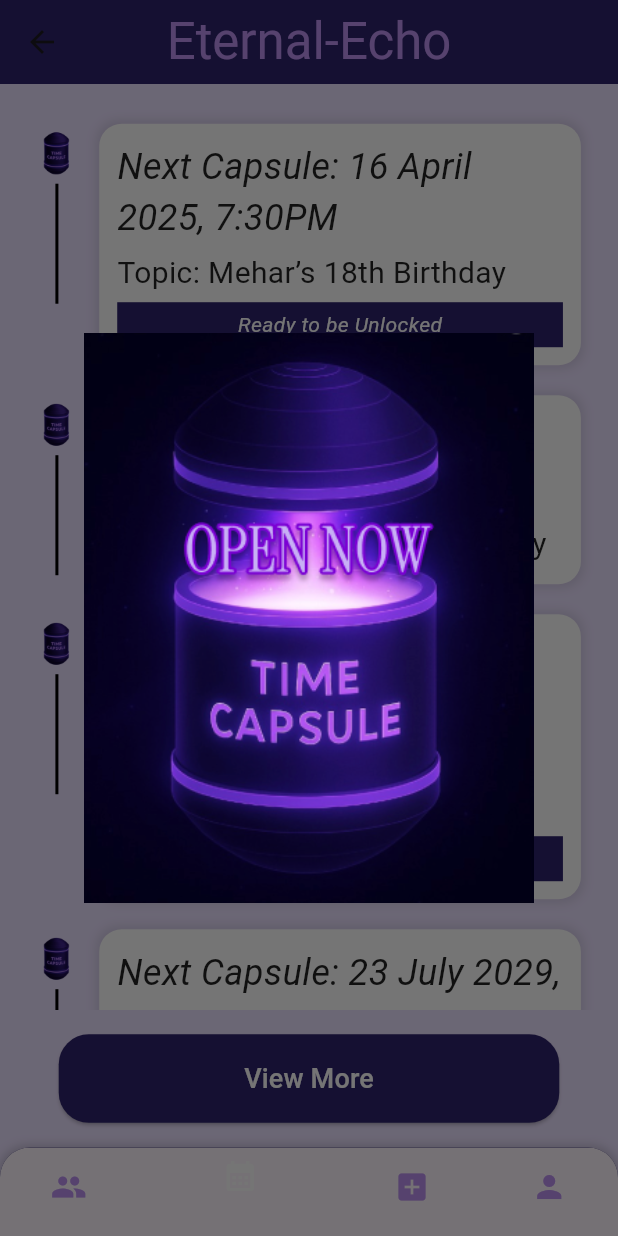
After one commit to meharkp7/eternal-echo, a Flutter app: the SettingsScreen screen opened directly, item 2 of the bottom bar chosen, after a tap on "Ready to be Unlocked", on a phone screen of 412 x 824 dp. The commit adds this screen. Run offline on Flutter 3.47's test engine with Material 3 defaults, Android fonts, the phone set to English and light mode, and no system bars; Roboto replaces fonts that are missing (Italianno).

Commit message:
frontend done

```diff
--- a/eternal_echo_frontend/lib/home.dart
+++ b/eternal_echo_frontend/lib/home.dart
@@ -1,4 +1,6 @@
 import 'package:flutter/material.dart';
+import 'timeline.dart';
+import 'settings.dart';
 
 class HomeScreen extends StatefulWidget {
   const HomeScreen({super.key});
@@ -11,9 +13,18 @@ class _HomeScreenState extends State<HomeScreen> {
   int _selectedIndex = 0;
 
   void _onItemTapped(int index) {
-    setState(() {
-      _selectedIndex = index;
-    });
+    if (index == _selectedIndex) return;
+    if (index == 1) {
+      Navigator.pushReplacement(
+        context,
+        MaterialPageRoute(builder: (context) => const TimelineScreen()),
+      );
+    } else if (index == 3) {
+      Navigator.pushReplacement(
+        context,
+        MaterialPageRoute(builder: (context) => const SettingsScreen()),
+      );
+    }
   }
 
   @override
@@ -29,9 +40,7 @@ class _HomeScreenState extends State<HomeScreen> {
             width: double.infinity,
             decoration: const BoxDecoration(
               color: Color(0xFF2E236C),
-              borderRadius: BorderRadius.vertical(
-                bottom: Radius.circular(20),
-              ),
+              borderRadius: BorderRadius.vertical(bottom: Radius.circular(20)),
             ),
             child: Column(
               mainAxisAlignment: MainAxisAlignment.center,
@@ -61,9 +70,7 @@ class _HomeScreenState extends State<HomeScreen> {
               ],
             ),
           ),
-
           SizedBox(height: screenHeight * 0.03),
-
           Padding(
             padding: EdgeInsets.symmetric(horizontal: screenWidth * 0.08),
             child: Container(
@@ -83,16 +90,13 @@ class _HomeScreenState extends State<HomeScreen> {
                 mainAxisSize: MainAxisSize.min,
                 crossAxisAlignment: CrossAxisAlignment.start,
                 children: [
-                  ListTile(
+                  const ListTile(
                     leading: CircleAvatar(
-                      backgroundColor: Colors.grey.shade300,
-                      child: const Icon(Icons.person, color: Colors.black),
+                      backgroundColor: Colors.grey,
+                      child: Icon(Icons.person, color: Colors.black),
                     ),
-                    title: const Text(
-                      "Shreya Saini",
-                      style: TextStyle(fontWeight: FontWeight.bold),
-                    ),
-                    subtitle: const Text("6 April 2025"),
+                    title: Text("Shreya Saini", style: TextStyle(fontWeight: FontWeight.bold)),
+                    subtitle: Text("6 April 2025"),
                   ),
                   const Padding(
                     padding: EdgeInsets.symmetric(horizontal: 16.0),
@@ -134,10 +138,15 @@ class _HomeScreenState extends State<HomeScreen> {
               ),
             ),
           ),
+          const Spacer(),
+          _buildBottomNavBar(),
+        ],
+      ),
+    );
+  }
 
-          const Spacer(),
-
-          Container(
+  Widget _buildBottomNavBar() {
+    return Container(
       decoration: BoxDecoration(
         color: const Color(0xFF2E236C),
         borderRadius: const BorderRadius.vertical(top: Radius.circular(20)),
@@ -159,27 +168,12 @@ class _HomeScreenState extends State<HomeScreen> {
           onTap: _onItemTapped,
           elevation: 0,
           items: const [
-                  BottomNavigationBarItem(
-                    icon: Icon(Icons.group),
-                    label: '',
-                  ),
-                  BottomNavigationBarItem(
-                    icon: Icon(Icons.calendar_month),
-                    label: '',
-                  ),
-                  BottomNavigationBarItem(
-                    icon: Icon(Icons.add_box),
-                    label: '',
-                  ),
-                  BottomNavigationBarItem(
-                    icon: Icon(Icons.person),
-                    label: '',
-                  ),
+            BottomNavigationBarItem(icon: Icon(Icons.group), label: ''),
+            BottomNavigationBarItem(icon: Icon(Icons.calendar_month), label: ''),
+            BottomNavigationBarItem(icon: Icon(Icons.add_box), label: ''),
+            BottomNavigationBarItem(icon: Icon(Icons.person), label: ''),
           ],
         ),
-            ),
-          ),
-        ],
       ),
     );
   }
--- a/eternal_echo_frontend/lib/login2.dart
+++ b/eternal_echo_frontend/lib/login2.dart
@@ -1,6 +1,5 @@
 import 'package:flutter/material.dart';
-import 'otp.dart'; // Import the OTP screen
-
+import 'otp.dart';
 class Login2Screen extends StatelessWidget {
   const Login2Screen({super.key});
 
--- /dev/null
+++ b/eternal_echo_frontend/lib/settings.dart
@@ -0,0 +1,146 @@
+import 'package:flutter/material.dart';
+import 'home.dart';
+import 'timeline.dart';
+
+class SettingsScreen extends StatefulWidget {
+  const SettingsScreen({super.key});
+
+  @override
+  State<SettingsScreen> createState() => _SettingsScreenState();
+}
+
+class _SettingsScreenState extends State<SettingsScreen> {
+  int _selectedIndex = 3;
+
+  void _onItemTapped(int index) {
+    if (index == _selectedIndex) return;
+    if (index == 0) {
+      Navigator.pushReplacement(
+        context,
+        MaterialPageRoute(builder: (context) => const HomeScreen()),
+      );
+    } else if (index == 1) {
+      Navigator.pushReplacement(
+        context,
+        MaterialPageRoute(builder: (context) => const TimelineScreen()),
+      );
+    }
+  }
+
+  @override
+  Widget build(BuildContext context) {
+    return Scaffold(
+      backgroundColor: const Color(0xFFEAE0FF),
+      appBar: AppBar(
+        backgroundColor: const Color(0xFF2E236C),
+        elevation: 0,
+        title: const Text(
+          "Eternal-Echo",
+          style: TextStyle(
+            fontFamily: "JainiPurva",
+            fontSize: 34,
+            color: Color(0xFFBB8FEF),
+          ),
+        ),
+        centerTitle: true,
+      ),
+      body: Column(
+        children: [
+          Container(
+            decoration: BoxDecoration(
+              color: const Color(0xFF2E236C),
+              borderRadius: BorderRadius.circular(20),
+            ),
+            padding: const EdgeInsets.all(16),
+            child: Column(
+              children: const [
+                CircleAvatar(
+                  radius: 50,
+                  backgroundColor: Colors.grey,
+                  child: Text("CG", style: TextStyle(fontSize: 28, color: Colors.white)),
+                ),
+                SizedBox(height: 10),
+                Text(
+                  "Christine T. Greenhalgh",
+                  style: TextStyle(
+                    fontFamily: "JainiPurva",
+                    fontSize: 18,
+                    color: Colors.white,
+                  ),
+                ),
+              ],
+            ),
+          ),
+          const SizedBox(height: 20),
+          Container(
+            margin: const EdgeInsets.symmetric(horizontal: 20),
+            padding: const EdgeInsets.all(16),
+            decoration: BoxDecoration(
+              color: Colors.white,
+              borderRadius: BorderRadius.circular(15),
+              boxShadow: [BoxShadow(color: Colors.black26, blurRadius: 5)],
+            ),
+            child: Column(
+              children: [
+                const ListTile(title: Text("Mobile Number: **********")),
+                const Divider(),
+                const ListTile(title: Text("Email: **********@gmail.com")),
+                const Divider(),
+                const ListTile(title: Text("Privacy"), trailing: Icon(Icons.arrow_forward_ios)),
+                const Divider(),
+                const ListTile(title: Text("Terms and Conditions"), trailing: Icon(Icons.arrow_forward_ios)),
+                const Divider(),
+                SwitchListTile(
+                  title: const Text("Private Account"),
+                  value: true,
+                  onChanged: (val) {},
+                ),
+                const Divider(),
+                Center(
+                  child: TextButton(
+                    onPressed: () {},
+                    child: const Text("Log Out", style: TextStyle(color: Colors.red)),
+                  ),
+                ),
+              ],
+            ),
+          ),
+        ],
+      ),
+      bottomNavigationBar: _buildBottomNavBar(),
+    );
+  }
+
+  Widget _buildBottomNavBar() {
+    return Container(
+      decoration: BoxDecoration(
+        color: const Color(0xFF2E236C),
+        borderRadius: const BorderRadius.vertical(top: Radius.circular(20)),
+        boxShadow: [
+          BoxShadow(
+            color: Colors.black.withOpacity(0.2),
+            blurRadius: 5,
+            spreadRadius: 1,
+          ),
+        ],
+      ),
+      child: ClipRRect(
+        borderRadius: const BorderRadius.vertical(top: Radius.circular(20)),
+        child: BottomNavigationBar(
+          backgroundColor: Colors.transparent,
+          selectedItemColor: const Color.fromARGB(255, 47, 2, 97),
+          unselectedItemColor: const Color(0xFFBB8FEF),
+          currentIndex: _selectedIndex,
+          onTap: _onItemTapped,
+          elevation: 0,
+          items: const [
+            BottomNavigationBarItem(icon: Icon(Icons.group), label: ''),
+            BottomNavigationBarItem(icon: Icon(Icons.calendar_month), label: ''),
+            BottomNavigationBarItem(icon: Icon(Icons.add_box), label: ''),
+            BottomNavigationBarItem(icon: Icon(Icons.person), label: ''),
+          ],
+        ),
+      ),
+    );
+  }
+}
--- /dev/null
+++ b/eternal_echo_frontend/lib/timeline.dart
@@ -0,0 +1,292 @@
+import 'package:flutter/material.dart';
+import 'home.dart';
+import 'settings.dart';
+
+class TimelineScreen extends StatefulWidget {
+  const TimelineScreen({super.key});
+
+  @override
+  State<TimelineScreen> createState() => _TimelineScreenState();
+}
+
+class _TimelineScreenState extends State<TimelineScreen> {
+  int _selectedIndex = 1;
+
+  void _onItemTapped(int index) {
+    if (index == 1) return;
+    if (index == 3) {
+      Navigator.pushReplacement(
+        context,
+        MaterialPageRoute(builder: (context) => const SettingsScreen()),
+      );
+    } else {
+      Navigator.pushReplacement(
+        context,
+        MaterialPageRoute(builder: (context) => const HomeScreen()),
+      );
+    }
+  }
+
+  void _showOverlay() {
+    showDialog(
+      context: context,
+      barrierDismissible: true, // Allows tapping outside to close
+      builder: (context) {
+        return AnimatedOverlay();
+      },
+    );
+  }
+
+  @override
+  Widget build(BuildContext context) {
+    final double screenHeight = MediaQuery.of(context).size.height;
+    final double screenWidth = MediaQuery.of(context).size.width;
+
+    return Scaffold(
+      backgroundColor: const Color(0xFFEAE0FF),
+      appBar: AppBar(
+        backgroundColor: const Color(0xFF2E236C),
+        elevation: 0,
+        title: const Text(
+          "Eternal-Echo",
+          style: TextStyle(
+            fontFamily: "Italianno",
+            fontSize: 34,
+            color: Color(0xFFBB8FEF),
+          ),
+        ),
+        centerTitle: true,
+      ),
+      body: Column(
+        children: [
+          Expanded(
+            child: ListView(
+              padding: EdgeInsets.symmetric(vertical: screenHeight * 0.02),
+              children: [
+                _buildTimelineCard(
+                  "16 April 2025, 7:30PM",
+                  "Mehar’s 18th Birthday",
+                  "Ready to be Unlocked",
+                  screenWidth,
+                  onTap: _showOverlay, // Add tap function
+                ),
+                _buildTimelineCard(
+                  "3 January 2026, 2:30AM",
+                  "To Kritika, enjoy your day",
+                  "",
+                  screenWidth,
+                ),
+                _buildTimelineCard(
+                  "13 April 2029, 7:00PM",
+                  "4 years to the trip to Trampoline Park",
+                  "(Enjoy the pictures)",
+                  screenWidth,
+                ),
+                _buildTimelineCard(
+                  "23 July 2029, 9:00PM",
+                  "To my future self…",
+                  "",
+                  screenWidth,
+                ),
+              ],
+            ),
+          ),
+
+          Padding(
+            padding: EdgeInsets.symmetric(vertical: screenHeight * 0.02),
+            child: ElevatedButton(
+              style: ElevatedButton.styleFrom(
+                backgroundColor: const Color(0xFF2E236C),
+                shape: RoundedRectangleBorder(
+                  borderRadius: BorderRadius.circular(20),
+                ),
+                padding: EdgeInsets.symmetric(vertical: screenHeight * 0.02, horizontal: screenWidth * 0.3),
+              ),
+              onPressed: () {},
+              child: const Text(
+                "View More",
+                style: TextStyle(
+                  fontSize: 18,
+                  color: Colors.white,
+                ),
+              ),
+            ),
+          ),
+
+          _buildBottomNavigationBar(),
+        ],
+      ),
+    );
+  }
+
+  Widget _buildTimelineCard(
+      String date, String topic, String? subtitle, double screenWidth, {VoidCallback? onTap}) {
+    return Padding(
+      padding: EdgeInsets.symmetric(horizontal: screenWidth * 0.06, vertical: 10),
+      child: Row(
+        crossAxisAlignment: CrossAxisAlignment.start,
+        children: [
+          Column(
+            children: [
+              Image.asset("assets/capsule.png", height: 40),
+              Container(width: 2, height: 80, color: Colors.black),
+            ],
+          ),
+          const SizedBox(width: 15),
+          Expanded(
+            child: Container(
+              padding: const EdgeInsets.all(12),
+              decoration: BoxDecoration(
+                color: Colors.white,
+                borderRadius: BorderRadius.circular(15),
+                boxShadow: [
+                  BoxShadow(
+                    color: Colors.black.withOpacity(0.1),
+                    blurRadius: 5,
+                    spreadRadius: 2,
+                  ),
+                ],
+              ),
+              child: Column(
+                crossAxisAlignment: CrossAxisAlignment.start,
+                children: [
+                  Text(
+                    "Next Capsule: $date",
+                    style: const TextStyle(
+                      fontFamily: "Italianno",
+                      fontSize: 24,
+                      fontStyle: FontStyle.italic,
+                      color: Colors.black87,
+                    ),
+                  ),
+                  const SizedBox(height: 5),
+                  Text(
+                    "Topic: $topic",
+                    style: const TextStyle(
+                      fontFamily: "Italianno",
+                      fontSize: 20,
+                      color: Colors.black87,
+                    ),
+                  ),
+                  if (subtitle != null && subtitle.isNotEmpty)
+                    Padding(
+                      padding: const EdgeInsets.only(top: 5),
+                      child: Center(
+                        child: GestureDetector(
+                          onTap: onTap,
+                          child: Container(
+                            padding: const EdgeInsets.symmetric(vertical: 5),
+                            width: double.infinity,
+                            color: const Color(0xFF2E236C),
+                            child: Center(
+                              child: Text(
+                                subtitle,
+                                style: const TextStyle(
+                                  fontSize: 14,
+                                  fontStyle: FontStyle.italic,
+                                  color: Colors.white,
+                                ),
+                              ),
+                            ),
+                          ),
+                        ),
+                      ),
+                    ),
+                ],
+              ),
+            ),
+          ),
+        ],
+      ),
+    );
+  }
+
+  Widget _buildBottomNavigationBar() {
+    return Container(
+      decoration: BoxDecoration(
+        color: const Color(0xFF2E236C),
+        borderRadius: const BorderRadius.vertical(top: Radius.circular(20)),
+        boxShadow: [
+          BoxShadow(
+            color: Colors.black.withOpacity(0.2),
+            blurRadius: 5,
+            spreadRadius: 1,
+          ),
+        ],
+      ),
+      child: ClipRRect(
+        borderRadius: const BorderRadius.vertical(top: Radius.circular(20)),
+        child: BottomNavigationBar(
+          backgroundColor: Colors.transparent,
+          selectedItemColor: Colors.white,
+          unselectedItemColor: const Color(0xFFBB8FEF),
+          currentIndex: _selectedIndex,
+          onTap: _onItemTapped,
+          elevation: 0,
+          items: const [
+            BottomNavigationBarItem(
+              icon: Icon(Icons.group),
+              label: '',
+            ),
+            BottomNavigationBarItem(
+              icon: Icon(Icons.calendar_month),
+              label: '',
+            ),
+            BottomNavigationBarItem(
+              icon: Icon(Icons.add_box),
+              label: '',
+            ),
+            BottomNavigationBarItem(
+              icon: Icon(Icons.person),
+              label: '',
+            ),
+          ],
+        ),
+      ),
+    );
+  }
+}
+
+class AnimatedOverlay extends StatefulWidget {
+  @override
+  _AnimatedOverlayState createState() => _AnimatedOverlayState();
+}
+
+class _AnimatedOverlayState extends State<AnimatedOverlay> with SingleTickerProviderStateMixin {
+  late AnimationController _controller;
+  late Animation<double> _fadeAnimation;
+  late Animation<Offset> _slideAnimation;
+
+  @override
+  void initState() {
+    super.initState();
+    _controller = AnimationController(
+      duration: const Duration(milliseconds: 500),
+      vsync: this,
+    );
+
+    _fadeAnimation = Tween<double>(begin: 0, end: 1).animate(_controller);
+    _slideAnimation = Tween<Offset>(begin: Offset(0, 1), end: Offset.zero).animate(_controller);
+
+    _controller.forward();
+  }
+
+  @override
+  void dispose() {
+    _controller.dispose();
+    super.dispose();
+  }
+
+  @override
+  Widget build(BuildContext context) {
+    return FadeTransition(
+      opacity: _fadeAnimation,
+      child: SlideTransition(
+        position: _slideAnimation,
+        child: Center(
+          child: Image.asset("assets/capsule_glow.png", width: 300), // Time Capsule Image
+        ),
+      ),
+    );
+  }
+}
--- a/eternal_echo_frontend/pubspec.yaml
+++ b/eternal_echo_frontend/pubspec.yaml
@@ -61,6 +61,7 @@ flutter:
     - assets/icons.png
     - assets/background_light.png
     - assets/capsule_img.png
+    - assets/capsule_glow.png
 
 
 
```
Also changed, not shown: eternal_echo_frontend/assets/capsule_glow.png (added). Lines whose indentation alone changed are shown as unchanged.
